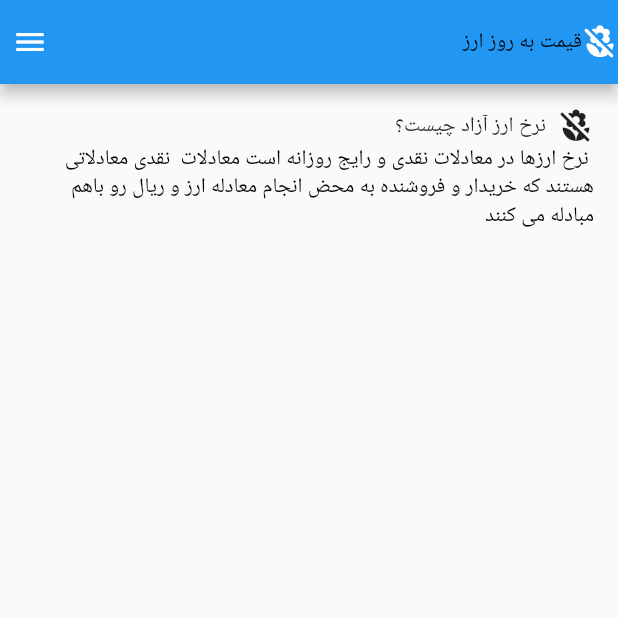
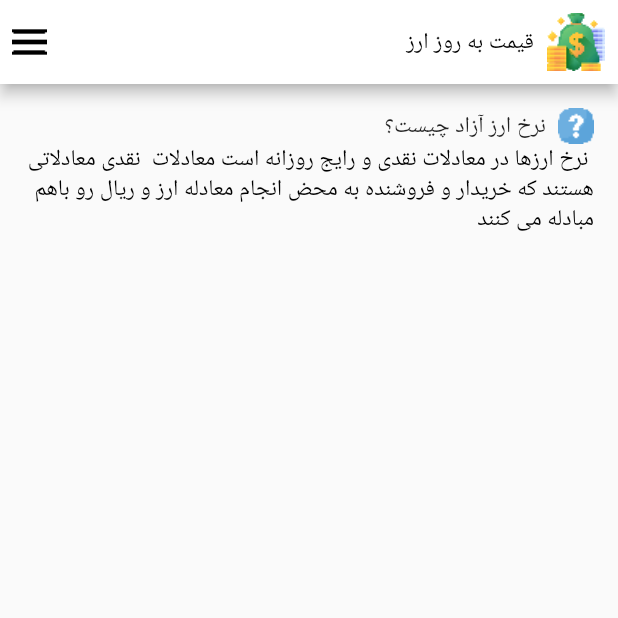
Before and after one commit to FatemeArjomandi/appMobailFlutter-, a Flutter app: the screen it shows after launch, on a phone screen of 412 x 824 dp, the top half of it. Run offline on Flutter 3.47's test engine with Material 2 defaults, Android fonts, the phone set to English and light mode, and no system bars.

Commit message:
add font & image & pakage flutter_localizations

```diff
--- a/lib/main.dart
+++ b/lib/main.dart
@@ -1,4 +1,5 @@
 import 'package:flutter/material.dart';
+import 'package:flutter_localizations/flutter_localizations.dart';
 
 void main(List<String> args) {
   runApp(const MyApp());
@@ -11,41 +12,53 @@ class MyApp extends StatelessWidget {
   Widget build(BuildContext context) {
     return MaterialApp(
       debugShowCheckedModeBanner: false,
+      localizationsDelegates: const [
+        GlobalMaterialLocalizations.delegate,
+        GlobalWidgetsLocalizations.delegate,
+        GlobalCupertinoLocalizations.delegate,
+      ],
+      supportedLocales: const [
+        Locale('fa'), //persion
+        //Locale('en'), // Spanish
+      ],
+      theme: ThemeData(fontFamily: "Rubik"),
       home: Scaffold(
         appBar: AppBar(
-          actions: const [
-            SizedBox(
-              width: 8,
-            ),
-            Expanded(
-                child: Align(
-                    alignment: Alignment.centerLeft, child: Icon(Icons.menu))),
-            Align(
+          backgroundColor: Colors.white,
+          actions: [
+            Image.asset("assets/image/icon.png"),
+            const Align(
                 alignment: Alignment.centerRight,
                 child: Text(
                   'قیمت به روز ارز',
                   style: TextStyle(color: Colors.black),
                 )),
-            Icon(Icons.macro_off_rounded)
+            Expanded(
+                child: Align(
+                    alignment: Alignment.centerLeft,
+                    child: Image.asset("assets/image/menu.png"))),
+            const SizedBox(
+              width: 8,
+            ),
           ],
         ),
-        body: const Padding(
-          padding: EdgeInsets.all(16.0),
+        body: Padding(
+          padding: const EdgeInsets.all(16.0),
           child: Column(children: [
             Row(
-              mainAxisAlignment: MainAxisAlignment.end,
+              mainAxisAlignment: MainAxisAlignment.start,
               children: [
-                Text(
+                Image.asset('assets/image/g.png'),
+                const SizedBox(
+                  width: 8,
+                ),
+                const Text(
                   'نرخ ارز آزاد چیست؟',
                   style: TextStyle(),
                 ),
-                SizedBox(
-                  width: 8,
-                ),
-                Icon(Icons.macro_off)
               ],
             ),
-            Text(
+            const Text(
               ' نرخ ارزها در معادلات نقدی و رایج روزانه است معادلات  نقدی معادلاتی هستند که خریدار و فروشنده به محض انجام معادله ارز و ریال رو باهم مبادله می کنند',
               textDirection: TextDirection.rtl,
               style: TextStyle(color: Colors.black),
```
Also changed, not shown: pubspec.yaml (+16 -8 lines), assets/font/Rubik-Light.ttf (added), assets/font/Rubik-Medium.ttf (added), assets/font/Rubik-Regular.ttf (added), assets/font/Rubik-SemiBold.ttf (added), assets/image/g.png (added), assets/image/icon.png (added), assets/image/menu.png (added), pubspec.lock.
